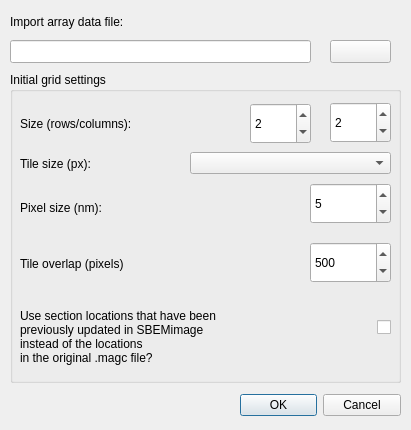
This is gui/array_data_import_dlg.ui in SBEMimage/SBEMimage as Qt 5 draws it before an edit. The edited form follows.
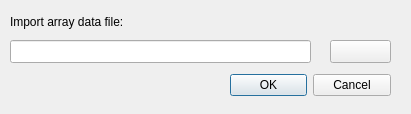
This is the edited form.

Commit message: Further improvements to multi-ROI Array import workflow using grid settings, image format tiff as default everywhere, refactoring

The edit to the form file:
```diff
--- a/gui/array_data_import_dlg.ui
+++ b/gui/array_data_import_dlg.ui
@@ -10,7 +10,7 @@
     <x>0</x>
     <y>0</y>
     <width>411</width>
-    <height>430</height>
+    <height>114</height>
    </rect>
   </property>
   <property name="sizePolicy">
@@ -61,200 +61,11 @@
     </rect>
    </property>
   </widget>
-  <widget class="QGroupBox" name="groupBox">
-   <property name="geometry">
-    <rect>
-     <x>10</x>
-     <y>72</y>
-     <width>391</width>
-     <height>311</height>
-    </rect>
-   </property>
-   <property name="layoutDirection">
-    <enum>Qt::LeftToRight</enum>
-   </property>
-   <property name="title">
-    <string>Initial grid settings</string>
-   </property>
-   <widget class="QLabel" name="label_8">
-    <property name="geometry">
-     <rect>
-      <x>10</x>
-      <y>80</y>
-      <width>112</width>
-      <height>23</height>
-     </rect>
-    </property>
-    <property name="text">
-     <string>Tile size (px):</string>
-    </property>
-   </widget>
-   <widget class="QComboBox" name="comboBox_frameSize">
-    <property name="geometry">
-     <rect>
-      <x>180</x>
-      <y>80</y>
-      <width>201</width>
-      <height>22</height>
-     </rect>
-    </property>
-    <property name="layoutDirection">
-     <enum>Qt::LeftToRight</enum>
-    </property>
-   </widget>
-   <widget class="QLabel" name="label_3">
-    <property name="geometry">
-     <rect>
-      <x>10</x>
-      <y>40</y>
-      <width>175</width>
-      <height>23</height>
-     </rect>
-    </property>
-    <property name="text">
-     <string>Size (rows/columns):</string>
-    </property>
-   </widget>
-   <widget class="QSpinBox" name="spinBox_cols">
-    <property name="geometry">
-     <rect>
-      <x>320</x>
-      <y>30</y>
-      <width>61</width>
-      <height>41</height>
-     </rect>
-    </property>
-    <property name="minimum">
-     <number>1</number>
-    </property>
-    <property name="value">
-     <number>2</number>
-    </property>
-   </widget>
-   <widget class="QSpinBox" name="spinBox_rows">
-    <property name="geometry">
-     <rect>
-      <x>240</x>
-      <y>31</y>
-      <width>61</width>
-      <height>41</height>
-     </rect>
-    </property>
-    <property name="minimum">
-     <number>1</number>
-    </property>
-    <property name="value">
-     <number>2</number>
-    </property>
-   </widget>
-   <widget class="QDoubleSpinBox" name="doubleSpinBox_pixelSize">
-    <property name="geometry">
-     <rect>
-      <x>300</x>
-      <y>111</y>
-      <width>81</width>
-      <height>41</height>
-     </rect>
-    </property>
-    <property name="decimals">
-     <number>0</number>
-    </property>
-    <property name="minimum">
-     <double>4.000000000000000</double>
-    </property>
-    <property name="maximum">
-     <double>1000.000000000000000</double>
-    </property>
-    <property name="value">
-     <double>5.000000000000000</double>
-    </property>
-   </widget>
-   <widget class="QLabel" name="label_7">
-    <property name="geometry">
-     <rect>
-      <x>10</x>
-      <y>124</y>
-      <width>127</width>
-      <height>23</height>
-     </rect>
-    </property>
-    <property name="text">
-     <string>Pixel size (nm):</string>
-    </property>
-   </widget>
-   <widget class="QLabel" name="label_9">
-    <property name="geometry">
-     <rect>
-      <x>10</x>
-      <y>180</y>
-      <width>127</width>
-      <height>23</height>
-     </rect>
-    </property>
-    <property name="text">
-     <string>Tile overlap (pixels)</string>
-    </property>
-   </widget>
-   <widget class="QDoubleSpinBox" name="doubleSpinBox_tileOverlap">
-    <property name="geometry">
-     <rect>
-      <x>300</x>
-      <y>170</y>
-      <width>81</width>
-      <height>41</height>
-     </rect>
-    </property>
-    <property name="decimals">
-     <number>0</number>
-    </property>
-    <property name="minimum">
-     <double>5.000000000000000</double>
-    </property>
-    <property name="maximum">
-     <double>5000.000000000000000</double>
-    </property>
-    <property name="singleStep">
-     <double>100.000000000000000</double>
-    </property>
-    <property name="value">
-     <double>500.000000000000000</double>
-    </property>
-   </widget>
-   <widget class="QCheckBox" name="checkBox">
-    <property name="geometry">
-     <rect>
-      <x>330</x>
-      <y>230</y>
-      <width>51</width>
-      <height>51</height>
-     </rect>
-    </property>
-    <property name="layoutDirection">
-     <enum>Qt::RightToLeft</enum>
-    </property>
-    <property name="text">
-     <string/>
-    </property>
-   </widget>
-   <widget class="QLabel" name="label_10">
-    <property name="geometry">
-     <rect>
-      <x>10</x>
-      <y>230</y>
-      <width>305</width>
-      <height>71</height>
-     </rect>
-    </property>
-    <property name="text">
-     <string>&lt;html&gt;&lt;head/&gt;&lt;body&gt;&lt;p&gt;Use section locations that have been&lt;br/&gt;previously updated in SBEMimage&lt;br/&gt;instead of the locations&lt;br/&gt;in the original .magc file?&lt;/p&gt;&lt;/body&gt;&lt;/html&gt;</string>
-    </property>
-   </widget>
-  </widget>
   <widget class="QDialogButtonBox" name="pushButton_import">
    <property name="geometry">
     <rect>
-     <x>240</x>
-     <y>390</y>
+     <x>230</x>
+     <y>70</y>
      <width>161</width>
      <height>31</height>
     </rect>
```
The commit also changes 10 other files.
